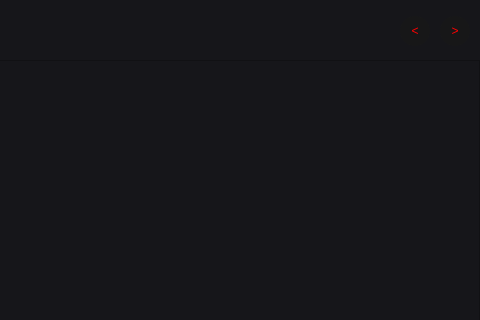
Before: the Qt Designer form VideoPlayer/mainwidget/subunititems/Container01.ui in huizhang556/pc-video-player, drawn with Qt 5; both pictures show x 544 to 1024 and y 0 to 320 of the 1024 by 480 pixel window.
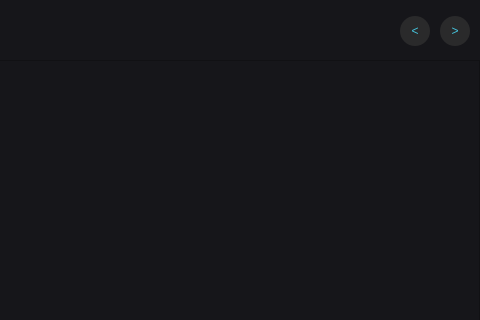
After: the same form once the commit is applied. Icons and pictures are not drawn. Custom widgets are drawn as their Qt base class.

What changed in the file:
```diff
--- a/VideoPlayer/mainwidget/subunititems/Container01.ui
+++ b/VideoPlayer/mainwidget/subunititems/Container01.ui
@@ -175,10 +175,15 @@
                 <string notr="true">QPushButton
 {
 border: none;
-color: #ff0000;
+color: #45c3dc;
 font: 800 16px &quot;微软雅黑&quot;;
 border-radius: 15px;
-background-color: rgba(24, 24, 24,0.8);
+background-color: #2a2a2b;
+}
+
+QPushButton:hover
+{
+color: white;
 }</string>
                </property>
                <property name="text">
@@ -217,10 +222,15 @@
                 <string notr="true">QPushButton
 {
 border: none;
-color: #ff0000;
+color: #45c3dc;
 font: 800 16px &quot;微软雅黑&quot;;
 border-radius: 15px;
-background-color: rgba(24, 24, 24,0.8);
+background-color: #2a2a2b;
+}
+
+QPushButton:hover
+{
+color: white;
 }</string>
                </property>
                <property name="text">
```
